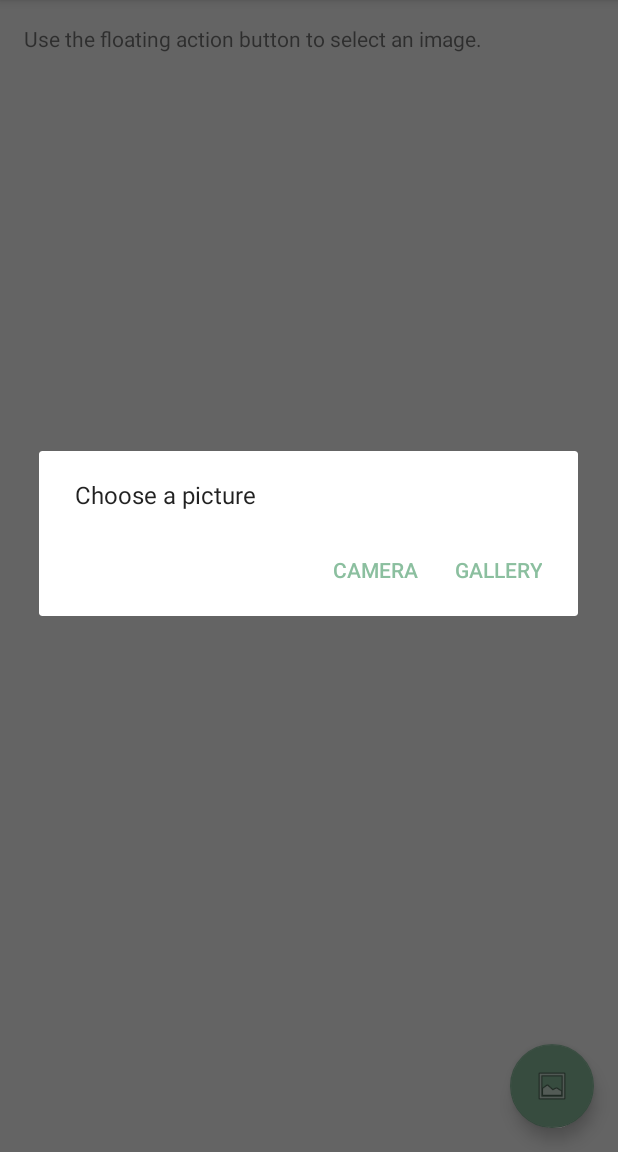
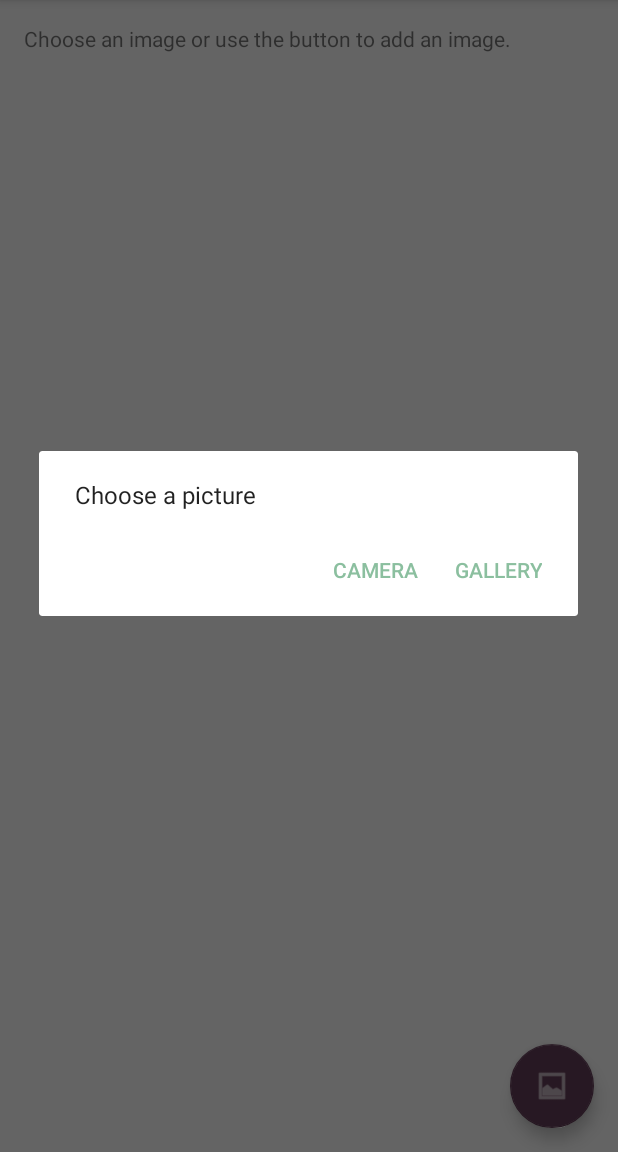
Before and after one commit to GoogleCloudPlatform/cloud-vision, an Android app: the screen it shows after launch (MainActivity), after a tap on an icon or button, on a phone screen of 412 x 824 dp, the part 84-1236 px from its top. Run offline under Robolectric (Android 15) with nearby library versions, the phone set to English and light mode, and no system bars; our stand-ins replace Picasso, Volley; libraries missing offline, so code that uses them is left out: com.google.api.client, com.google.api.services; network calls fail; pictures from the network do not load.

Commit message:
minor changes
surface level changes / polishing

```diff
--- a/android/CloudVision/app/src/main/java/edu/cs/cs184/photoapp/GridAdapter.java
+++ b/android/CloudVision/app/src/main/java/edu/cs/cs184/photoapp/GridAdapter.java
@@ -2,7 +2,6 @@ package edu.cs.cs184.photoapp;
 
 
 import android.content.Context;
-import android.database.sqlite.SQLiteDatabase;
 import android.net.Uri;
 import android.util.Log;
 import android.view.View;
@@ -17,15 +16,19 @@ import com.squareup.picasso.Picasso;
 import org.json.JSONArray;
 import org.json.JSONObject;
 
-import java.io.File;
 import java.util.ArrayList;
 import java.util.Random;
 
+/**
+ *  GridAdapter - displays pictures in gridview, uses Picsum Lorem images as filler
+ *  Based on ImageAdapter class from HW4
+ *  Mitchell Lewis - 11/25/2018
+ **/
 
 public class GridAdapter extends BaseAdapter {
     private Context mContext;
     ImageRetriever mImageRetriever;
-    ArrayList<Uri> localPics = new ArrayList<>();
+    ArrayList<Uri> uriList = new ArrayList<>();
     final static int MAX_DIMENSION = 1200;
     final static int NUM_STOCK_PICS = 30;
 
@@ -34,7 +37,7 @@ public class GridAdapter extends BaseAdapter {
     }
 
     public int getCount() {
-        return localPics.size();
+        return uriList.size();
     }
 
     public Object getItem(int position) {
@@ -58,10 +61,10 @@ public class GridAdapter extends BaseAdapter {
             imageView = (ImageView) convertView;
         }
         imageView.setVisibility(View.INVISIBLE);
-        if(position < localPics.size()) {
-            Log.d("Picture Displaying: ", localPics.get(position).toString());
+        if(position < uriList.size()) {
+            //Log.d("Picture Displaying: ", uriList.get(position).toString());
 
-            Picasso.get().load(localPics.get(position)).centerCrop().resize(200, 200).into(imageView);
+            Picasso.get().load(uriList.get(position)).centerCrop().resize(200, 200).into(imageView);
 
             imageView.setVisibility(View.VISIBLE);
         }
@@ -69,12 +72,12 @@ public class GridAdapter extends BaseAdapter {
     }
 
     public void addImage(Uri uri){
-        localPics.add(0, uri);
+        uriList.add(0, uri);
         notifyDataSetInvalidated();
     }
 
 
-    // gets list of pics, adds those with (height<=1024) to db, then sorts by rating of 0 (returns all pics)
+    // gets list of pics, chooses 30 random pictures and adds to list
     public void populate(){
         mImageRetriever = ImageRetriever.getInstance(mContext );
         mImageRetriever.listImagesRequest(new Response.Listener<JSONArray>() {
@@ -87,9 +90,9 @@ public class GridAdapter extends BaseAdapter {
                         JSONObject item = response.getJSONObject(randIndex);
 
                         String src = "https://picsum.photos/"+MAX_DIMENSION+"/"+MAX_DIMENSION+"?image="+item.getInt("id");
-                        Log.d("Stockpix", "Adding: "+src);
+                        //Log.d("Stockpix", "Adding: "+src);
                         Uri uri = Uri.parse(src);
-                        localPics.add(uri);
+                        uriList.add(uri);
                         notifyDataSetInvalidated();
 
                     }
@@ -107,7 +110,7 @@ public class GridAdapter extends BaseAdapter {
     }
 
     public Uri getEntry(int pos){
-        return localPics.get(pos);
+        return uriList.get(pos);
     }
 
     public void restore(int size){
--- a/android/CloudVision/app/src/main/java/edu/cs/cs184/photoapp/MainActivity.java
+++ b/android/CloudVision/app/src/main/java/edu/cs/cs184/photoapp/MainActivity.java
@@ -343,6 +343,8 @@ public class MainActivity extends AppCompatActivity {
 
                 startActivity(intent);
 
+                mImageDetails.setText(R.string.grid_header);
+
 
 
                 /*TextView imageDetail = activity.findViewById(R.id.image_details);
--- a/android/CloudVision/app/src/main/res/layout/activity_main.xml
+++ b/android/CloudVision/app/src/main/res/layout/activity_main.xml
@@ -25,13 +25,14 @@
     <include layout="@layout/content_main" />
 
 
-
     <android.support.design.widget.FloatingActionButton
         android:id="@+id/fab"
         android:layout_width="wrap_content"
+        android:tint="@android:color/white"
         android:layout_height="wrap_content"
         android:layout_gravity="bottom|end"
         android:layout_margin="@dimen/fab_margin"
-        android:src="@android:drawable/ic_menu_gallery" />
+        android:src="@android:drawable/ic_menu_gallery"
+        app:backgroundTint="@color/colorPrimaryDark" />
 
 </android.support.design.widget.CoordinatorLayout>
--- a/android/CloudVision/app/src/main/res/layout/content_main.xml
+++ b/android/CloudVision/app/src/main/res/layout/content_main.xml
@@ -22,7 +22,7 @@
                 android:layout_width="match_parent"
                 android:layout_height="wrap_content"
                 android:layout_marginBottom="8dp"
-                android:text="Use the floating action button to select an image."/>
+                android:text="@string/grid_header"/>
 
             <GridView
                 android:id="@+id/gridview"
--- a/android/CloudVision/app/src/main/res/values/strings.xml
+++ b/android/CloudVision/app/src/main/res/values/strings.xml
@@ -5,7 +5,7 @@
     <string name="image_preview_header">Preview:</string>
     <string name="loading_message">Uploading image. Please wait.</string>
     <string name="feature_message">Feature detected: </string>
-    <string name="feature_message2">!\n Certainty: </string>
+    <string name="feature_message2">\n Certainty: </string>
     <string name="feature_error">Error fetching feature</string>
 
 
@@ -16,6 +16,7 @@
 
     <string name="image_picker_error">Something is wrong with that image. Pick a different one please.</string>
     <string name="image_picker_error_1">Something is wrong with that image. Pick a different one please. (URI null)</string>
+    <string name="grid_header">Choose an image or use the button to add an image.</string>
     <string name="title_activity_filter_selector">FilterSelectorActivity</string>
     <string name="section_format">Hello World from section: %1$d</string>
 
```
